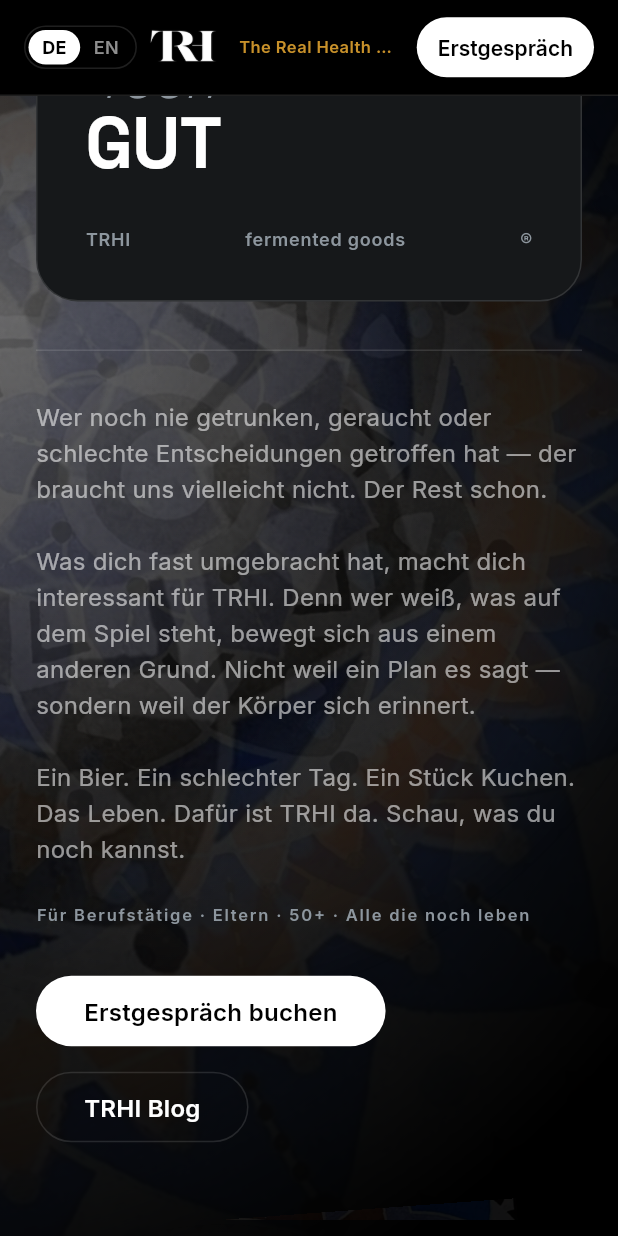
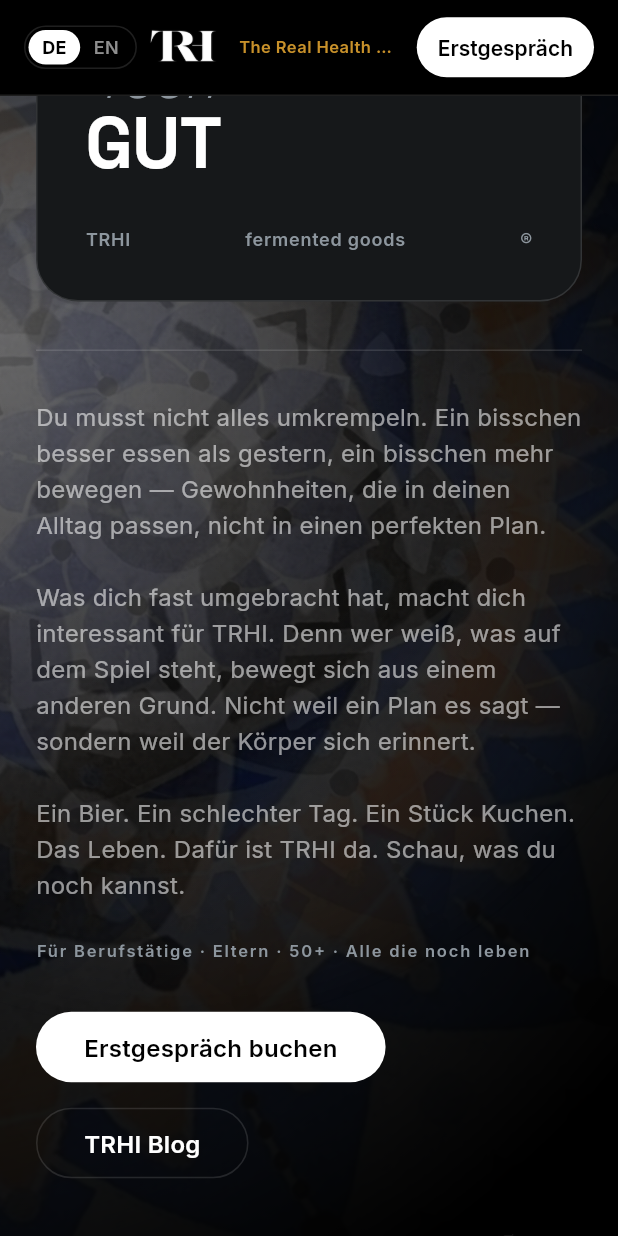
Before and after one commit to dingolife28/TRHI, a Flutter app: the screen it shows after launch, scrolled down 576 dp, on a phone screen of 412 x 824 dp. Run offline on Flutter 3.47's test engine with Material 3 defaults, Android fonts, the phone set to English and light mode, and no system bars; our stand-ins replace cloud_firestore, firebase_core, flutter_svg, go_router, google_fonts, qr_flutter and 2 more; missing offline and left inert: dart:html, dart:ui_web; accounts and stored records are empty.

Commit message:
copy(hero): zielorientierter Einstiegssatz (gesünder essen, Training im Alltag)
Ersetzt den "Wer noch nie getrunken..."-Satz durch eine handlungsorientierte
Variante. DE + EN synchron. Übergang zu "Was dich fast umgebracht hat" bleibt
durch den "perfekter Plan"-Kontrast erhalten.

Co-Authored-By: Claude Opus 4.8 <noreply@anthropic.com>

```diff
--- a/lib/i18n/app_text.dart
+++ b/lib/i18n/app_text.dart
@@ -29,15 +29,16 @@ class AppText {
           const ['Your', 'body', 'remembers.']);
 
   String get heroBody => _(
-        'Wer noch nie getrunken, geraucht oder schlechte Entscheidungen getroffen hat — '
-            'der braucht uns vielleicht nicht. Der Rest schon.\n\n'
+        'Du musst nicht alles umkrempeln. Ein bisschen besser essen als gestern, '
+            'ein bisschen mehr bewegen — Gewohnheiten, die in deinen Alltag passen, '
+            'nicht in einen perfekten Plan.\n\n'
             'Was dich fast umgebracht hat, macht dich interessant für TRHI. '
             'Denn wer weiß, was auf dem Spiel steht, bewegt sich aus einem anderen Grund. '
             'Nicht weil ein Plan es sagt — sondern weil der Körper sich erinnert.\n\n'
             'Ein Bier. Ein schlechter Tag. Ein Stück Kuchen. Das Leben. '
             'Dafür ist TRHI da. Schau, was du noch kannst.',
-        "Never drank, never smoked, never made a bad decision? "
-            "Then maybe you don't need us. Everyone else does.\n\n"
+        "You don't have to overhaul everything. Eat a little better than yesterday, "
+            "move a little more — habits that fit your everyday life, not some perfect plan.\n\n"
             "What almost killed you is what makes you interesting to TRHI. "
             "Because someone who knows what's at stake moves for a different reason. "
             "Not because a plan says so — but because the body remembers.\n\n"
```
